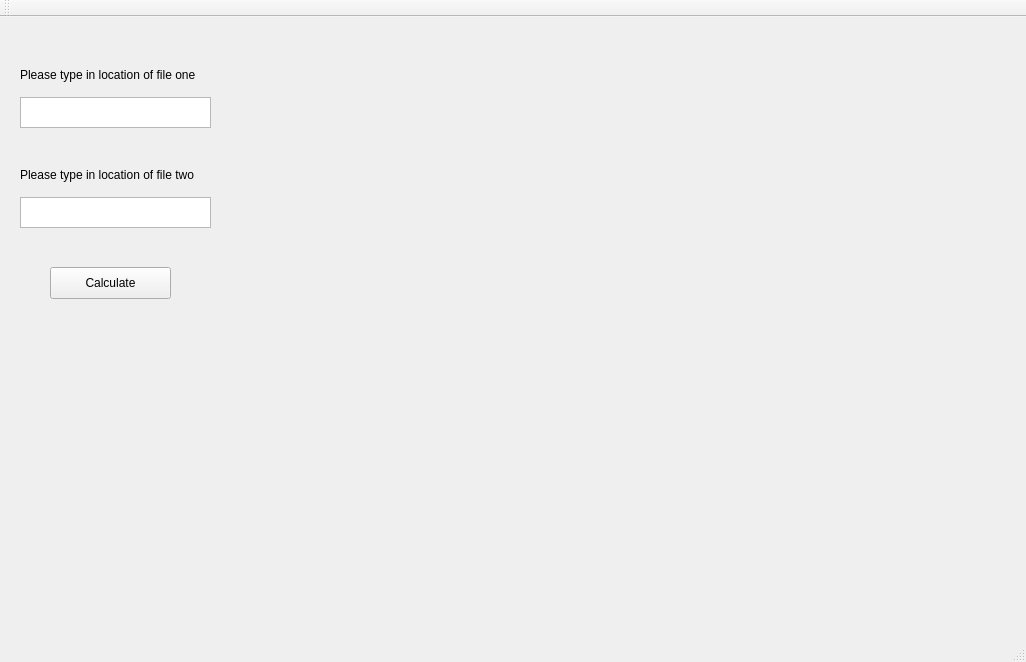
Qt form GUITrialOne/mainwindow.ui (cheripai/FretAnalyzer) before a commit.
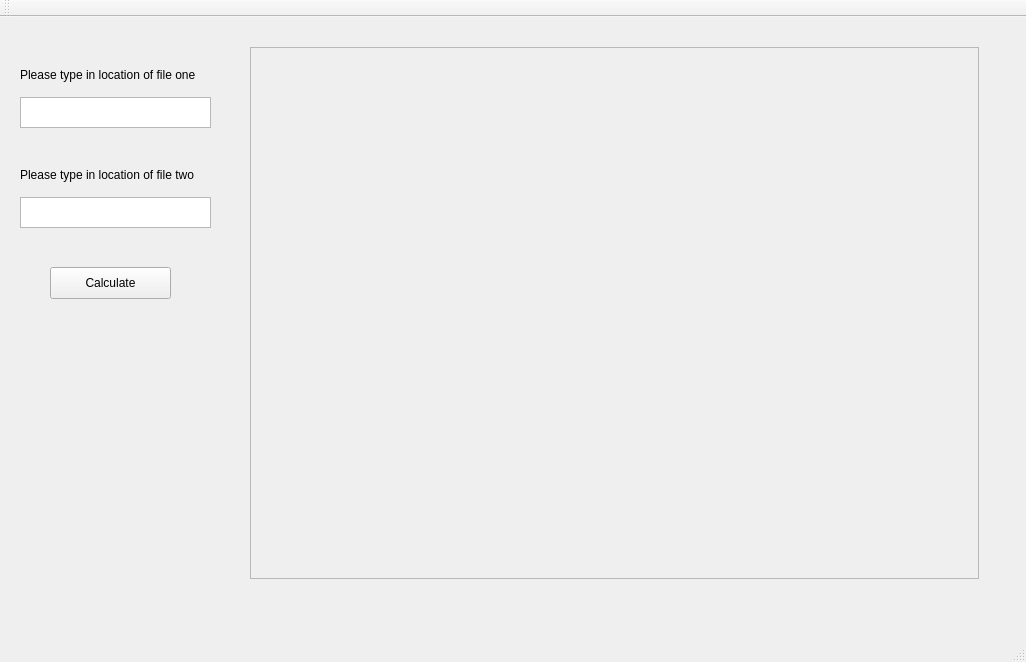
The same form after that commit.

Commit message: added border to plot region

```diff
--- a/GUITrialOne/mainwindow.ui
+++ b/GUITrialOne/mainwindow.ui
@@ -88,6 +88,9 @@
       <height>532</height>
      </size>
     </property>
+    <property name="frameShape">
+     <enum>QFrame::StyledPanel</enum>
+    </property>
     <property name="text">
      <string/>
     </property>
```
